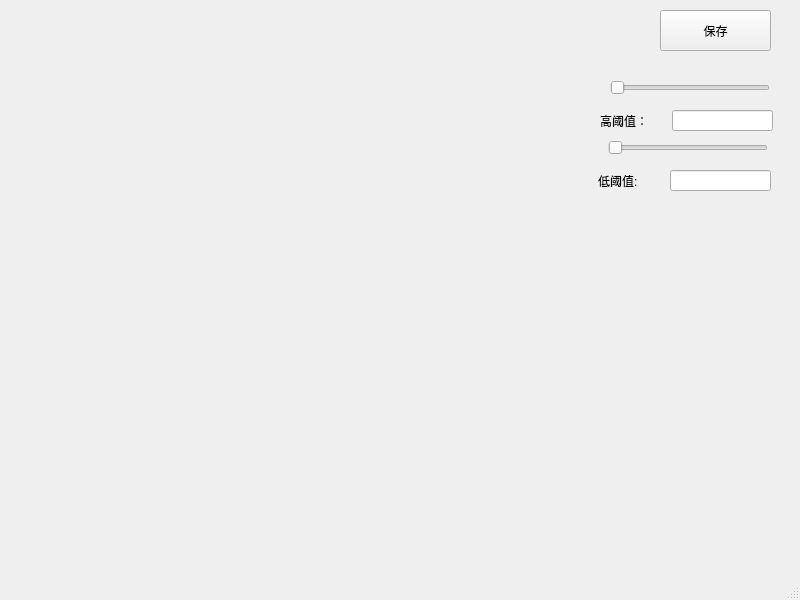
Above: 源码/edgedetection.ui from qingwen123-hue/Digital-image-processing-system before the change. Below: the same form after it.
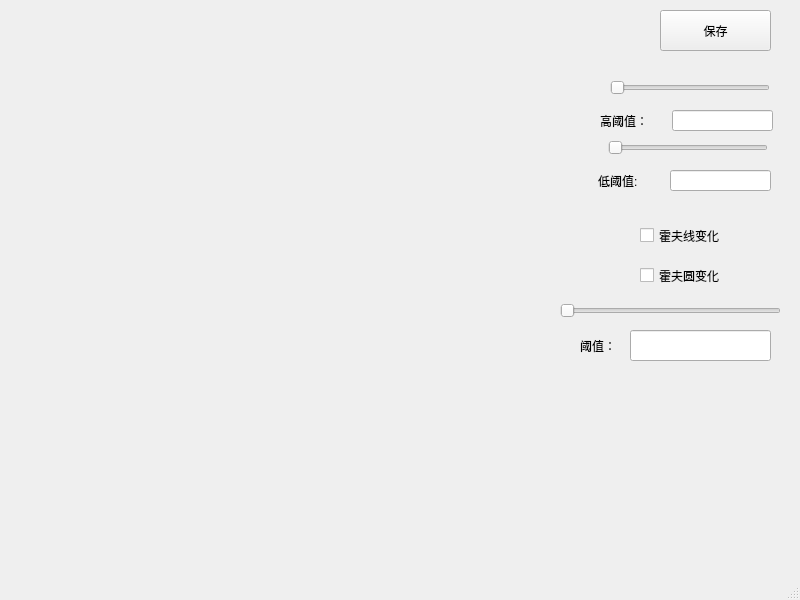
That is the form after the change.

```diff
--- a/源码/edgedetection.ui
+++ b/源码/edgedetection.ui
@@ -112,6 +112,68 @@
      </rect>
     </property>
    </widget>
+   <widget class="QCheckBox" name="HoughCircleBox">
+    <property name="geometry">
+     <rect>
+      <x>640</x>
+      <y>260</y>
+      <width>171</width>
+      <height>31</height>
+     </rect>
+    </property>
+    <property name="text">
+     <string>霍夫圆变化</string>
+    </property>
+   </widget>
+   <widget class="QLineEdit" name="HoughEdit">
+    <property name="geometry">
+     <rect>
+      <x>630</x>
+      <y>330</y>
+      <width>141</width>
+      <height>31</height>
+     </rect>
+    </property>
+   </widget>
+   <widget class="QLabel" name="label_4">
+    <property name="geometry">
+     <rect>
+      <x>580</x>
+      <y>330</y>
+      <width>71</width>
+      <height>31</height>
+     </rect>
+    </property>
+    <property name="text">
+     <string>阈值：</string>
+    </property>
+   </widget>
+   <widget class="QCheckBox" name="HoughLineBox">
+    <property name="geometry">
+     <rect>
+      <x>640</x>
+      <y>220</y>
+      <width>151</width>
+      <height>31</height>
+     </rect>
+    </property>
+    <property name="text">
+     <string>霍夫线变化</string>
+    </property>
+   </widget>
+   <widget class="QSlider" name="HoughSlider">
+    <property name="geometry">
+     <rect>
+      <x>560</x>
+      <y>300</y>
+      <width>221</width>
+      <height>21</height>
+     </rect>
+    </property>
+    <property name="orientation">
+     <enum>Qt::Horizontal</enum>
+    </property>
+   </widget>
    <zorder>HighEdit</zorder>
    <zorder>img</zorder>
    <zorder>SaveButton</zorder>
```
Left out of the diff: 5 changed lines with no effect on the pictures.
